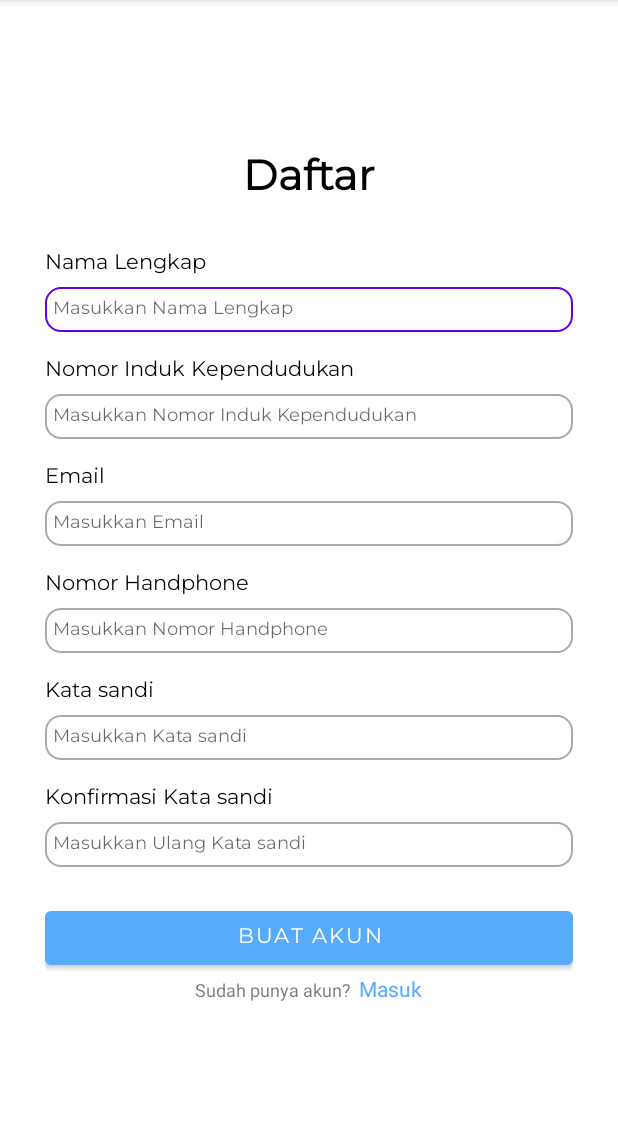
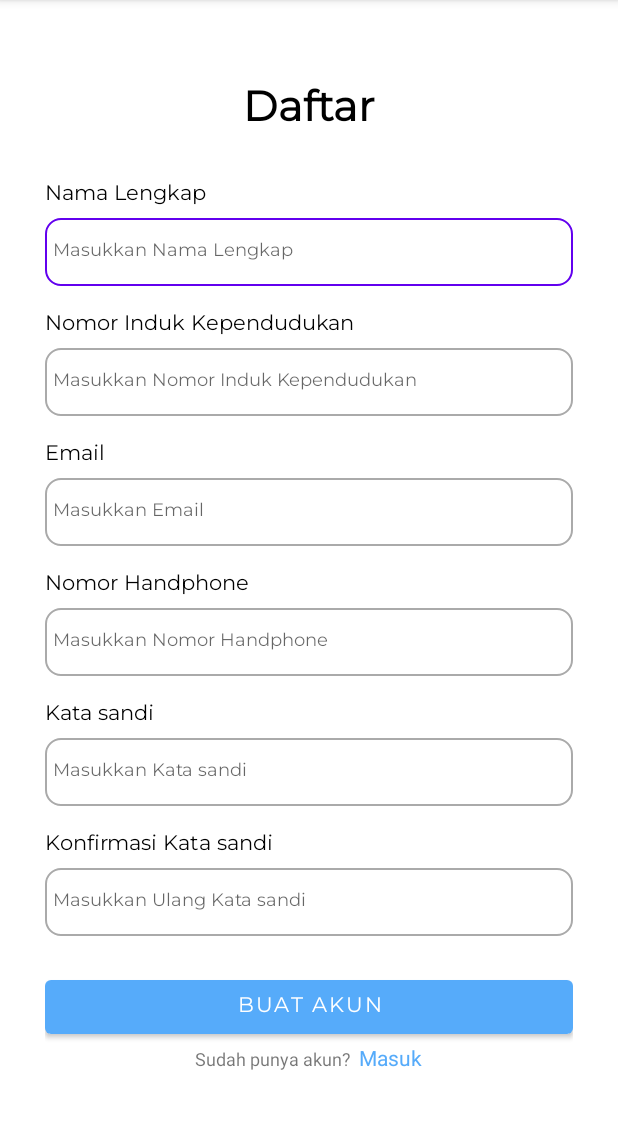
Before and after one commit to cshinta/zona-aspirasi, an Android app: the RegisterActivity screen opened directly, with no data from a screen before it, on a phone screen of 412 x 824 dp, the part 84-1213 px from its top. Run offline under Robolectric (Android 15) with nearby library versions, the phone set to English and light mode, and no system bars; our stand-ins replace Firebase (no records; nobody signed in at launch, a user with empty details on screens opened directly).

Commit message:
revisi halaman regristrasi dan login

```diff
--- a/app/src/main/res/layout/activity_login.xml
+++ b/app/src/main/res/layout/activity_login.xml
@@ -47,12 +47,13 @@ tools:context=".Activity.LoginActivity">
     <EditText
         android:id="@+id/emailInput"
         android:layout_width="match_parent"
-        android:layout_height="wrap_content"
+        android:layout_height="45dp"
         android:fontFamily="@font/montserrat"
         android:ems="10"
         android:hint="Email"
         android:textSize="12dp"
-        android:height="30dp"
+        android:height="40dp"
+        android:inputType="textEmailAddress"
         android:background="@drawable/custom_input"
         android:paddingStart="5dp"
         android:paddingEnd="5dp"
@@ -72,13 +73,13 @@ tools:context=".Activity.LoginActivity">
     <EditText
         android:id="@+id/passInput"
         android:layout_width="match_parent"
-        android:layout_height="wrap_content"
+        android:layout_height="45dp"
         android:fontFamily="@font/montserrat"
         android:ems="10"
         android:hint="Kata sandi"
+        android:inputType="textPassword"
         android:background="@drawable/custom_input"
         android:textSize="12dp"
-        android:height="30dp"
         android:paddingStart="5dp"
         android:paddingEnd="5dp"
         tools:ignore="TouchTargetSizeCheck" />
@@ -87,6 +88,7 @@ tools:context=".Activity.LoginActivity">
         android:id="@+id/addAkun"
         android:layout_width="match_parent"
         android:layout_height="wrap_content"
+        android:layout_marginTop="10dp"
         android:fontFamily="@font/montserrat"
         android:outlineAmbientShadowColor="#56ABFA"
         android:text="Masuk"
--- a/app/src/main/res/layout/activity_register.xml
+++ b/app/src/main/res/layout/activity_register.xml
@@ -41,13 +41,13 @@ tools:context=".Activity.RegisterActivity">
     <EditText
         android:id="@+id/nameInput"
         android:layout_width="match_parent"
-        android:layout_height="wrap_content"
+        android:layout_height="45dp"
         android:fontFamily="@font/montserrat"
         android:ems="10"
         android:background="@drawable/custom_input"
         android:hint="Masukkan Nama Lengkap"
         android:textSize="12dp"
-        android:height="30dp"
+        android:inputType="textPersonName"
         android:paddingStart="5dp"
         android:paddingEnd="5dp"
         tools:ignore="TouchTargetSizeCheck"
@@ -67,13 +67,13 @@ tools:context=".Activity.RegisterActivity">
     <EditText
         android:id="@+id/nikInput"
         android:layout_width="match_parent"
-        android:layout_height="wrap_content"
+        android:layout_height="45dp"
         android:fontFamily="@font/montserrat"
         android:ems="10"
         android:background="@drawable/custom_input"
         android:hint="Masukkan Nomor Induk Kependudukan"
         android:textSize="12dp"
-        android:height="30dp"
+        android:inputType="number"
         android:paddingStart="5dp"
         android:paddingEnd="5dp"
         tools:ignore="TouchTargetSizeCheck"
@@ -93,12 +93,12 @@ tools:context=".Activity.RegisterActivity">
     <EditText
         android:id="@+id/emailInput"
         android:layout_width="match_parent"
-        android:layout_height="wrap_content"
+        android:layout_height="45dp"
         android:fontFamily="@font/montserrat"
         android:ems="10"
         android:hint="Masukkan Email"
         android:textSize="12dp"
-        android:height="30dp"
+        android:inputType="textEmailAddress"
         android:background="@drawable/custom_input"
         android:paddingStart="5dp"
         android:paddingEnd="5dp"
@@ -119,13 +119,13 @@ tools:context=".Activity.RegisterActivity">
     <EditText
         android:id="@+id/hpInput"
         android:layout_width="match_parent"
-        android:layout_height="wrap_content"
+        android:layout_height="45dp"
         android:fontFamily="@font/montserrat"
         android:ems="10"
         android:hint="Masukkan Nomor Handphone"
         android:background="@drawable/custom_input"
         android:textSize="12dp"
-        android:height="30dp"
+        android:inputType="number"
         android:paddingStart="5dp"
         android:paddingEnd="5dp"
         tools:ignore="TouchTargetSizeCheck"
@@ -145,17 +145,17 @@ tools:context=".Activity.RegisterActivity">
     <EditText
         android:id="@+id/passInput"
         android:layout_width="match_parent"
-        android:layout_height="wrap_content"
+        android:layout_height="45dp"
+        android:layout_marginBottom="10dp"
+        android:background="@drawable/custom_input"
+        android:ems="10"
         android:fontFamily="@font/montserrat"
-        android:ems="10"
         android:hint="Masukkan Kata sandi"
-        android:background="@drawable/custom_input"
-        android:textSize="12dp"
-        android:height="30dp"
+        android:inputType="textPassword"
         android:paddingStart="5dp"
         android:paddingEnd="5dp"
-        tools:ignore="TouchTargetSizeCheck"
-        android:layout_marginBottom="10dp"/>
+        android:textSize="12dp"
+        tools:ignore="TouchTargetSizeCheck" />
 
     <TextView
         android:id="@+id/inputKonfirmasi"
@@ -171,17 +171,17 @@ tools:context=".Activity.RegisterActivity">
     <EditText
         android:id="@+id/konfInput"
         android:layout_width="match_parent"
-        android:layout_height="wrap_content"
+        android:layout_height="45dp"
+        android:layout_marginBottom="15dp"
+        android:background="@drawable/custom_input"
+        android:ems="10"
         android:fontFamily="@font/montserrat"
-        android:ems="10"
         android:hint="Masukkan Ulang Kata sandi"
-        android:background="@drawable/custom_input"
-        android:textSize="12dp"
-        android:height="30dp"
+        android:inputType="textPassword"
         android:paddingStart="5dp"
         android:paddingEnd="5dp"
-        tools:ignore="TouchTargetSizeCheck"
-        android:layout_marginBottom="15dp"/>
+        android:textSize="12dp"
+        tools:ignore="TouchTargetSizeCheck" />
 
     <Button
         android:id="@+id/addAkun"
```
